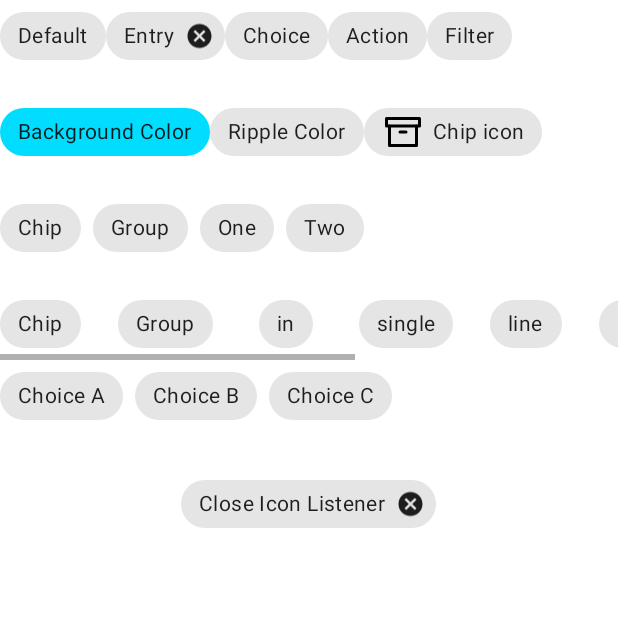
After one commit to DeHoldER/SpacePictures, an Android app: the fragment ChipsFragment placed in its activity, on a phone screen of 412 x 824 dp, the top half of it. The commit adds this screen. Run offline under Robolectric (Android 15) with nearby library versions, the phone set to English and light mode, and no system bars.

Commit message:
v0.05 - добавлен тестовый ChipsFragment.kt

```diff
--- a/app/build.gradle
+++ b/app/build.gradle
@@ -42,8 +42,11 @@ android {
     }
 }
 
+dependencies {
+    implementation 'com.github.kirich1409:viewbindingpropertydelegate:1.5.0-beta01'
 
-dependencies {
+    // To use only without reflection variants of viewBinding
+    implementation 'com.github.kirich1409:viewbindingpropertydelegate-noreflection:1.5.0-beta01'
 
     //Retrofit
     implementation 'com.squareup.retrofit2:retrofit:2.9.0'
--- a/app/src/main/java/ru/geekbrains/spacepictures/view/MainActivity.kt
+++ b/app/src/main/java/ru/geekbrains/spacepictures/view/MainActivity.kt
@@ -3,6 +3,7 @@ package ru.geekbrains.spacepictures.view
 import androidx.appcompat.app.AppCompatActivity
 import android.os.Bundle
 import ru.geekbrains.spacepictures.R
+import ru.geekbrains.spacepictures.view.test.BottomBarTestFragment
 
 class MainActivity : AppCompatActivity() {
     override fun onCreate(savedInstanceState: Bundle?) {
--- a/app/src/main/java/ru/geekbrains/spacepictures/view/PictureOfTheDayFragment.kt
+++ b/app/src/main/java/ru/geekbrains/spacepictures/view/PictureOfTheDayFragment.kt
@@ -8,19 +8,15 @@ import android.view.View
 import android.view.ViewGroup
 import android.widget.TextView
 import androidx.constraintlayout.widget.ConstraintLayout
-import androidx.fragment.app.Fragment
 import androidx.lifecycle.ViewModelProvider
 import coil.load
 import com.google.android.material.bottomsheet.BottomSheetBehavior
 import ru.geekbrains.spacepictures.model.repository.POD.PictureOfTheDayData
 import ru.geekbrains.spacepictures.PictureOfTheDayViewModel
 import ru.geekbrains.spacepictures.R
-import ru.geekbrains.spacepictures.databinding.FragmentMainBinding
+import ru.geekbrains.spacepictures.databinding.FragmentPictureOfTheDayBinding
 
-class PictureOfTheDayFragment : Fragment() {
-
-    private val binding get() = _binding!!
-    private var _binding: FragmentMainBinding? = null
+class PictureOfTheDayFragment : ViewBindingFragment<FragmentPictureOfTheDayBinding>(FragmentPictureOfTheDayBinding::inflate) {
 
     private lateinit var bottomSheetBehavior: BottomSheetBehavior<ConstraintLayout>
 
@@ -30,15 +26,6 @@ class PictureOfTheDayFragment : Fragment() {
 
     companion object {
         fun newInstance() = PictureOfTheDayFragment()
-    }
-
-    override fun onCreateView(
-        inflater: LayoutInflater,
-        container: ViewGroup?,
-        savedInstanceState: Bundle?
-    ): View {
-        _binding = FragmentMainBinding.inflate(inflater, container, false)
-        return binding.root
     }
 
     override fun onViewCreated(view: View, savedInstanceState: Bundle?) {
@@ -96,10 +83,4 @@ class PictureOfTheDayFragment : Fragment() {
         }
     }
 
-
-    override fun onDestroy() {
-        super.onDestroy()
-        _binding = null
-    }
-
 }
--- /dev/null
+++ b/app/src/main/java/ru/geekbrains/spacepictures/view/ViewBindingFragment.kt
@@ -0,0 +1,30 @@
+package ru.geekbrains.spacepictures.view
+
+import android.os.Bundle
+import android.view.LayoutInflater
+import android.view.View
+import android.view.ViewGroup
+import androidx.fragment.app.Fragment
+import androidx.viewbinding.ViewBinding
+
+abstract class ViewBindingFragment<T : ViewBinding>(
+    private var inflateBinding: (inflater: LayoutInflater, root: ViewGroup?, attachToRoot: Boolean) -> T
+) : Fragment() {
+
+    private var _binding: T? = null
+    val binding get() = _binding!!
+
+    override fun onCreateView(
+        inflater: LayoutInflater,
+        container: ViewGroup?,
+        savedInstanceState: Bundle?
+    ): View {
+        _binding = inflateBinding.invoke(inflater, container, false)
+        return binding.root
+    }
+
+    override fun onDestroy() {
+        super.onDestroy()
+        _binding = null
+    }
+}
--- a/app/src/main/java/ru/geekbrains/spacepictures/view/BottomBarTestFragment.kt
+++ b/app/src/main/java/ru/geekbrains/spacepictures/view/test/BottomBarTestFragment.kt
@@ -1,31 +1,21 @@
-package ru.geekbrains.spacepictures.view
+package ru.geekbrains.spacepictures.view.test
 
 import android.os.Bundle
 import android.view.*
 import android.widget.Toast
 import androidx.core.content.ContextCompat
-import androidx.fragment.app.Fragment
 import com.google.android.material.bottomappbar.BottomAppBar
 import ru.geekbrains.spacepictures.R
 import ru.geekbrains.spacepictures.databinding.FragmentBottomBarTestBinding
+import ru.geekbrains.spacepictures.view.MainActivity
+import ru.geekbrains.spacepictures.view.ViewBindingFragment
 
-class BottomBarTestFragment : Fragment() {
-
-    private val binding get() = _binding!!
-    private var _binding: FragmentBottomBarTestBinding? = null
+class BottomBarTestFragment :
+    ViewBindingFragment<FragmentBottomBarTestBinding>(FragmentBottomBarTestBinding::inflate) {
 
     companion object {
         fun newInstance() = BottomBarTestFragment()
         private var isMain = true
-    }
-
-    override fun onCreateView(
-        inflater: LayoutInflater,
-        container: ViewGroup?,
-        savedInstanceState: Bundle?
-    ): View {
-        _binding = FragmentBottomBarTestBinding.inflate(inflater, container, false)
-        return binding.root
     }
 
     override fun onViewCreated(view: View, savedInstanceState: Bundle?) {
@@ -40,6 +30,7 @@ class BottomBarTestFragment : Fragment() {
 
     override fun onOptionsItemSelected(item: MenuItem): Boolean {
         when (item.itemId) {
+
             android.R.id.home -> {
                 activity?.let {
                     BottomNavigationDrawerFragment().show(it.supportFragmentManager, "tag")
@@ -49,10 +40,11 @@ class BottomBarTestFragment : Fragment() {
                 context, "Favourite",
                 Toast.LENGTH_SHORT
             ).show()
-            R.id.app_bar_search -> Toast.makeText(
-                context, "Search",
-                Toast.LENGTH_SHORT
-            ).show()
+            R.id.app_bar_settings ->
+                activity?.supportFragmentManager?.beginTransaction()?.replace(
+                    R.id.fragment_container,
+                    ChipsFragment()
+                )?.addToBackStack(null)?.commit()
         }
         return super.onOptionsItemSelected(item)
     }
--- /dev/null
+++ b/app/src/main/java/ru/geekbrains/spacepictures/view/test/ChipsFragment.kt
@@ -0,0 +1,35 @@
+package ru.geekbrains.spacepictures.view.test
+
+import android.os.Bundle
+import android.view.View
+import android.widget.Toast
+import com.google.android.material.chip.Chip
+import ru.geekbrains.spacepictures.databinding.FragmentChipsBinding
+import ru.geekbrains.spacepictures.view.ViewBindingFragment
+
+class ChipsFragment :
+    ViewBindingFragment<FragmentChipsBinding>(FragmentChipsBinding::inflate) {
+
+    companion object {
+        fun newInstance() = ChipsFragment()
+    }
+
+    override fun onViewCreated(view: View, savedInstanceState: Bundle?) {
+        super.onViewCreated(view, savedInstanceState)
+        binding.chipGroup.setOnCheckedChangeListener { chipGroup, position ->
+            chipGroup.findViewById<Chip>(position)?.let {
+                Toast.makeText(
+                    context, "Выбран ${it.text}",
+                    Toast.LENGTH_SHORT
+                ).show()
+            }
+        }
+        binding.chipClose.setOnCloseIconClickListener {
+            Toast.makeText(
+                context,
+                "Close is Clicked",
+                Toast.LENGTH_SHORT
+            ).show()
+        }
+    }
+}
--- /dev/null
+++ b/app/src/main/res/layout/fragment_chips.xml
@@ -0,0 +1,198 @@
+<?xml version="1.0" encoding="utf-8"?>
+<LinearLayout xmlns:android="http://schemas.android.com/apk/res/android"
+    xmlns:app="http://schemas.android.com/apk/res-auto"
+    android:layout_width="match_parent"
+    android:layout_height="match_parent"
+    android:orientation="vertical">
+
+    <LinearLayout
+        android:layout_width="match_parent"
+        android:layout_height="wrap_content"
+        android:orientation="horizontal">
+
+        <com.google.android.material.chip.Chip
+            android:layout_width="wrap_content"
+            android:layout_height="wrap_content"
+            android:text="Default" />
+
+        <com.google.android.material.chip.Chip
+            style="@style/Widget.MaterialComponents.Chip.Entry"
+            android:layout_width="wrap_content"
+            android:layout_height="wrap_content"
+            android:text="Entry" />
+
+        <com.google.android.material.chip.Chip
+            style="@style/Widget.MaterialComponents.Chip.Choice"
+            android:layout_width="wrap_content"
+            android:layout_height="wrap_content"
+            android:text="Choice" />
+
+        <com.google.android.material.chip.Chip
+            style="@style/Widget.MaterialComponents.Chip.Action"
+            android:layout_width="wrap_content"
+            android:layout_height="wrap_content"
+            android:text="Action" />
+
+        <com.google.android.material.chip.Chip
+            style="@style/Widget.MaterialComponents.Chip.Filter"
+            android:layout_width="wrap_content"
+            android:layout_height="wrap_content"
+            android:text="Filter" />
+    </LinearLayout>
+
+    <LinearLayout
+        android:layout_width="match_parent"
+        android:layout_height="wrap_content"
+        android:layout_marginTop="16dp"
+        android:orientation="horizontal">
+
+        <com.google.android.material.chip.Chip
+            android:layout_width="wrap_content"
+            android:layout_height="wrap_content"
+            android:text="Background Color"
+            app:chipBackgroundColor="@android:color/holo_blue_bright" />
+
+        <com.google.android.material.chip.Chip
+            style="@style/Widget.MaterialComponents.Chip.Choice"
+            android:layout_width="wrap_content"
+            android:layout_height="wrap_content"
+            android:text="Ripple Color"
+            app:rippleColor="@android:color/holo_orange_dark" />
+
+        <com.google.android.material.chip.Chip
+            android:layout_width="wrap_content"
+            android:layout_height="wrap_content"
+            android:text="Chip icon"
+            app:chipIcon="@drawable/ic_archive"
+            app:iconStartPadding="10dp" />
+    </LinearLayout>
+
+    <com.google.android.material.chip.ChipGroup
+        android:layout_width="wrap_content"
+        android:layout_height="wrap_content"
+        android:layout_marginTop="16dp">
+
+        <com.google.android.material.chip.Chip
+            android:layout_width="wrap_content"
+            android:layout_height="wrap_content"
+            android:text="Chip" />
+
+        <com.google.android.material.chip.Chip
+            android:layout_width="wrap_content"
+            android:layout_height="wrap_content"
+            android:text="Group" />
+
+        <com.google.android.material.chip.Chip
+            android:layout_width="wrap_content"
+            android:layout_height="wrap_content"
+            android:text="One" />
+
+        <com.google.android.material.chip.Chip
+            android:layout_width="wrap_content"
+            android:layout_height="wrap_content"
+            android:text="Two" />
+    </com.google.android.material.chip.ChipGroup>
+
+    <HorizontalScrollView
+        android:layout_width="match_parent"
+        android:layout_height="wrap_content"
+        android:layout_marginTop="16dp">
+
+        <com.google.android.material.chip.ChipGroup
+            android:layout_width="wrap_content"
+            android:layout_height="wrap_content"
+            app:chipSpacingHorizontal="25dp"
+            app:singleLine="true">
+
+            <com.google.android.material.chip.Chip
+                style="@style/Widget.MaterialComponents.Chip.Choice"
+                android:layout_width="wrap_content"
+                android:layout_height="wrap_content"
+                android:text="Chip" />
+
+            <com.google.android.material.chip.Chip
+                style="@style/Widget.MaterialComponents.Chip.Choice"
+                android:layout_width="wrap_content"
+                android:layout_height="wrap_content"
+                android:text="Group" />
+
+            <com.google.android.material.chip.Chip
+                style="@style/Widget.MaterialComponents.Chip.Choice"
+                android:layout_width="wrap_content"
+                android:layout_height="wrap_content"
+                android:text="in" />
+
+            <com.google.android.material.chip.Chip
+                style="@style/Widget.MaterialComponents.Chip.Choice"
+                android:layout_width="wrap_content"
+                android:layout_height="wrap_content"
+                android:text="single" />
+
+            <com.google.android.material.chip.Chip
+                style="@style/Widget.MaterialComponents.Chip.Choice"
+                android:layout_width="wrap_content"
+                android:layout_height="wrap_content"
+                android:text="line" />
+
+            <com.google.android.material.chip.Chip
+                style="@style/Widget.MaterialComponents.Chip.Choice"
+                android:layout_width="wrap_content"
+                android:layout_height="wrap_content"
+                android:text="add" />
+
+            <com.google.android.material.chip.Chip
+                style="@style/Widget.MaterialComponents.Chip.Choice"
+                android:layout_width="wrap_content"
+                android:layout_height="wrap_content"
+                android:text="a" />
+
+            <com.google.android.material.chip.Chip
+                style="@style/Widget.MaterialComponents.Chip.Choice"
+                android:layout_width="wrap_content"
+                android:layout_height="wrap_content"
+                android:text="horizontal" />
+
+            <com.google.android.material.chip.Chip
+                style="@style/Widget.MaterialComponents.Chip.Choice"
+                android:layout_width="wrap_content"
+                android:layout_height="wrap_content"
+                android:text="scroll" />
+        </com.google.android.material.chip.ChipGroup>
+
+    </HorizontalScrollView>
+
+    <com.google.android.material.chip.ChipGroup
+        android:id="@+id/chipGroup"
+        android:layout_width="wrap_content"
+        android:layout_height="wrap_content"
+        app:singleSelection="true">
+
+        <com.google.android.material.chip.Chip
+            style="@style/Widget.MaterialComponents.Chip.Choice"
+            android:layout_width="wrap_content"
+            android:layout_height="wrap_content"
+            android:text="Choice A" />
+
+        <com.google.android.material.chip.Chip
+            style="@style/Widget.MaterialComponents.Chip.Choice"
+            android:layout_width="wrap_content"
+            android:layout_height="wrap_content"
+            android:text="Choice B" />
+
+        <com.google.android.material.chip.Chip
+            style="@style/Widget.MaterialComponents.Chip.Choice"
+            android:layout_width="wrap_content"
+            android:layout_height="wrap_content"
+            android:text="Choice C" />
+    </com.google.android.material.chip.ChipGroup>
+
+    <com.google.android.material.chip.Chip
+        android:id="@+id/chip_close"
+        style="@style/Widget.MaterialComponents.Chip.Entry"
+        android:layout_width="wrap_content"
+        android:layout_height="wrap_content"
+        android:layout_gravity="center_horizontal"
+        android:layout_marginTop="24dp"
+        android:text="Close Icon Listener" />
+
+</LinearLayout>
--- a/app/src/main/res/menu/menu_bottom_bar.xml
+++ b/app/src/main/res/menu/menu_bottom_bar.xml
@@ -7,7 +7,7 @@
         android:title="@string/favourite"
         app:showAsAction="ifRoom" />
     <item
-        android:id="@+id/app_bar_search"
+        android:id="@+id/app_bar_settings"
         android:icon="@drawable/ic_settings_menu"
         android:title="@string/settings"
         app:showAsAction="ifRoom" />
--- a/app/src/main/res/menu/menu_bottom_bar_other_screen.xml
+++ b/app/src/main/res/menu/menu_bottom_bar_other_screen.xml
@@ -2,7 +2,7 @@
 <menu xmlns:android="http://schemas.android.com/apk/res/android"
     xmlns:app="http://schemas.android.com/apk/res-auto">
     <item
-        android:id="@+id/app_bar_search"
+        android:id="@+id/app_bar_settings"
         android:icon="@drawable/ic_search"
         android:title="@string/search"
         app:showAsAction="ifRoom" />
```
Also changed, not shown: app/src/main/java/ru/geekbrains/spacepictures/view/test/BottomNavigationDrawerFragment.kt (renamed from app/src/main/java/ru/geekbrains/spacepictures/view/BottomNavigationDrawerFragment.kt, +1 -1 lines), app/src/main/res/layout/fragment_picture_of_the_day.xml (renamed from app/src/main/res/layout/fragment_main.xml).
